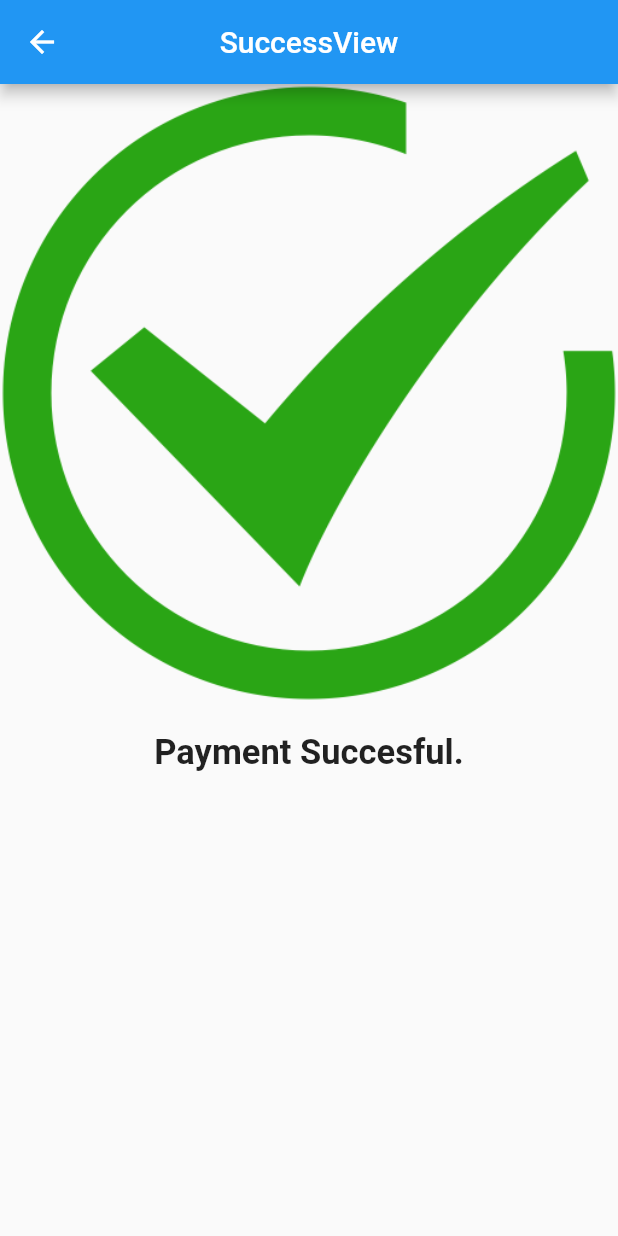
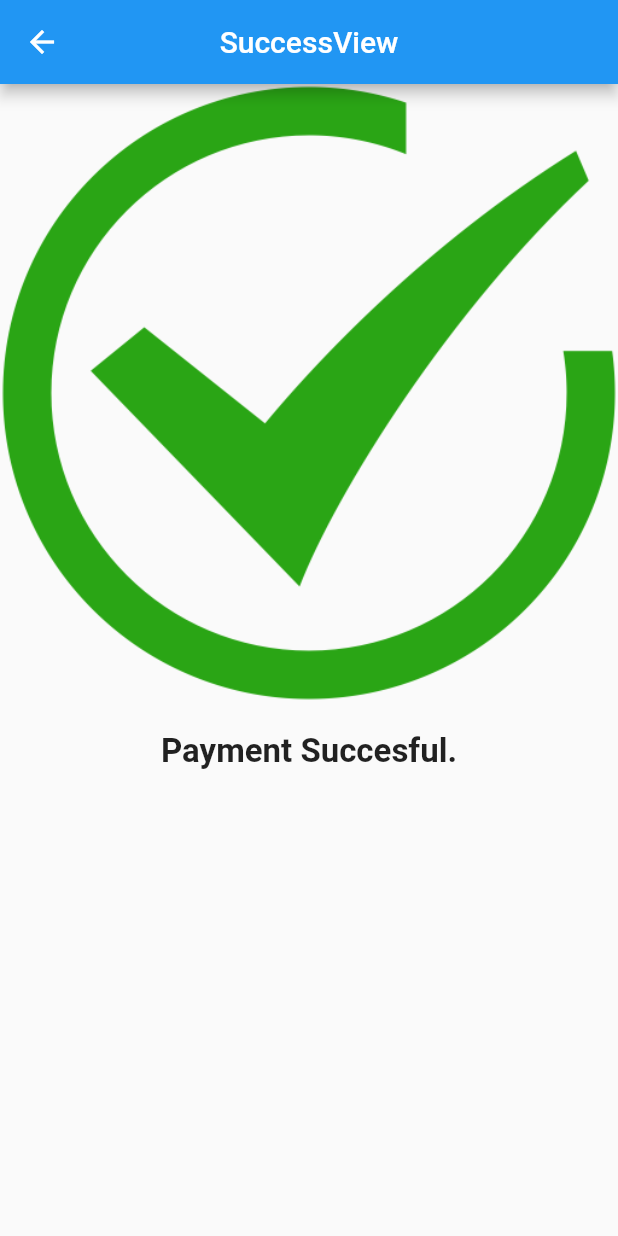
Before and after one commit to subash0250/Flutterproject, a Flutter app: the SuccessView screen opened by its route, on a phone screen of 412 x 824 dp. Run offline on Flutter 3.47's test engine with Material 2 defaults, Android fonts, the light colour scheme and no system bars; our stand-ins replace animated_splash_screen, get.

```diff
--- a/car_catalogue/lib/app/modules/success/views/success_view.dart
+++ b/car_catalogue/lib/app/modules/success/views/success_view.dart
@@ -3,6 +3,7 @@ import 'package:flutter/material.dart';
 import 'package:get/get.dart';
 
 import '../controllers/success_controller.dart';
+
 
 
 class SuccessView extends GetView<SuccessController> {
@@ -23,7 +24,7 @@ class SuccessView extends GetView<SuccessController> {
           ),
           Text(
             'Payment Succesful.',
-            style: TextStyle(fontWeight: FontWeight.w700, fontSize: 23),
+            style: TextStyle(fontWeight: FontWeight.w700, fontSize: 22),
           )
         ],
       )),
```
